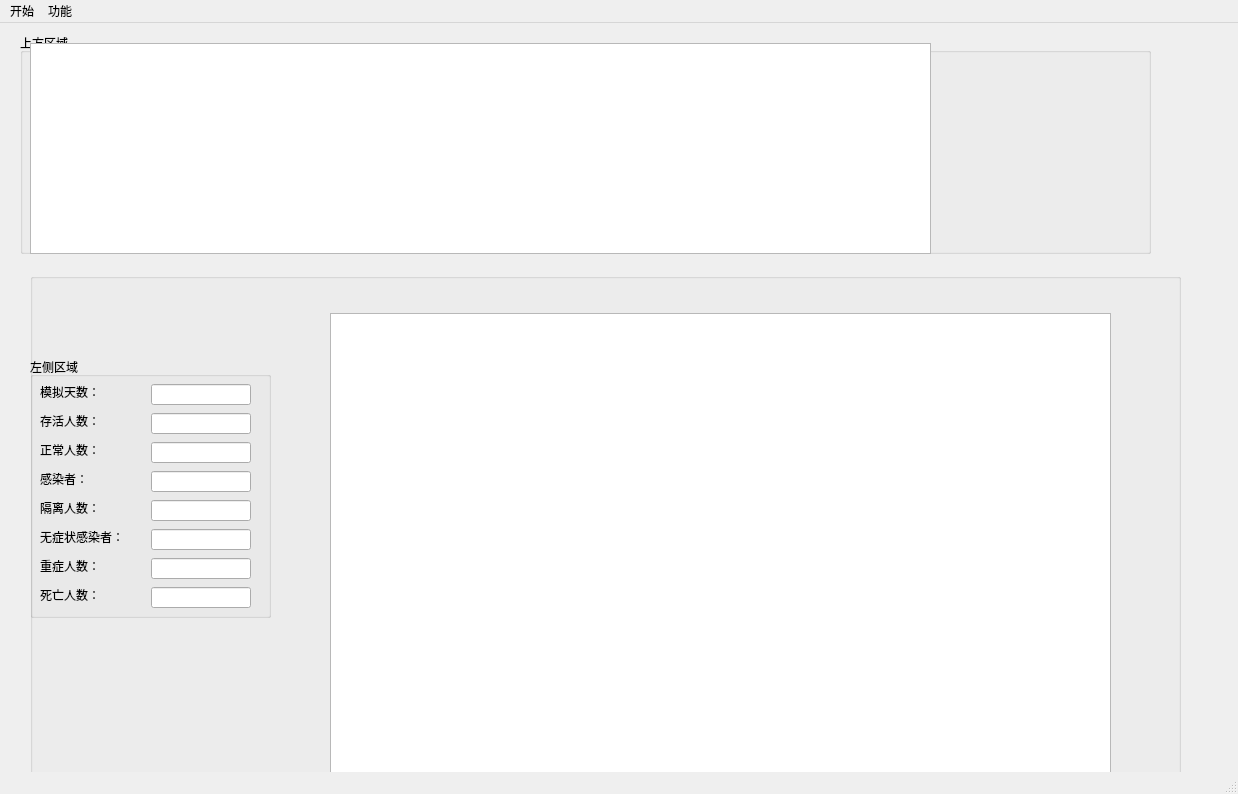
Above: mainProject/mainwindow.ui from Echooo-294/Epidemic-Simulation before the change. Below: the same form after it.
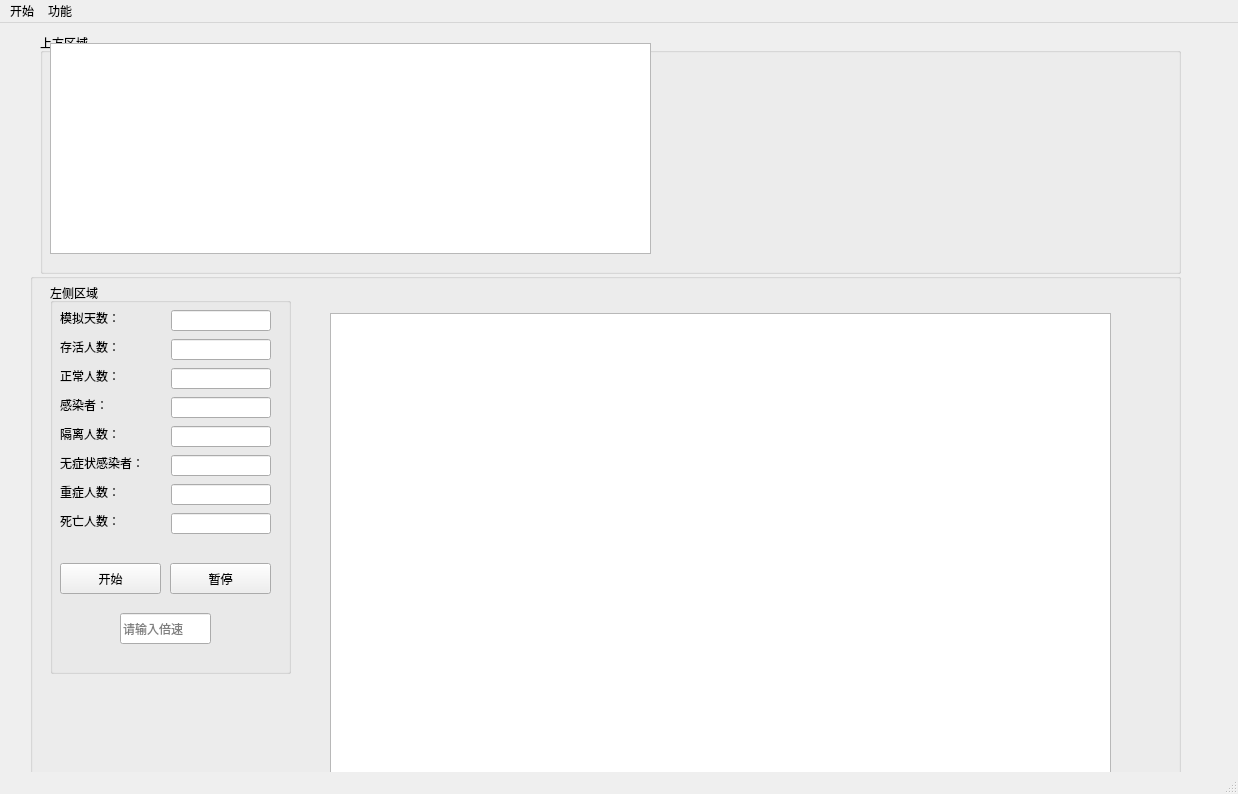
That is the form after the change. Custom widgets are drawn as their Qt base class.

Commit message: 添加了几个按钮，优化了下图表

```diff
--- a/mainProject/mainwindow.ui
+++ b/mainProject/mainwindow.ui
@@ -17,10 +17,10 @@
    <widget class="QGroupBox" name="groupBox">
     <property name="geometry">
      <rect>
-      <x>20</x>
+      <x>40</x>
       <y>10</y>
-      <width>1131</width>
-      <height>221</height>
+      <width>1141</width>
+      <height>241</height>
      </rect>
     </property>
     <property name="title">
@@ -31,7 +31,7 @@
       <rect>
        <x>10</x>
        <y>10</y>
-       <width>901</width>
+       <width>601</width>
        <height>211</height>
       </rect>
      </property>
@@ -52,10 +52,10 @@
     <widget class="QGroupBox" name="groupBox_2">
      <property name="geometry">
       <rect>
-       <x>0</x>
-       <y>84</y>
+       <x>20</x>
+       <y>10</y>
        <width>241</width>
-       <height>261</height>
+       <height>391</height>
       </rect>
      </property>
      <property name="title">
@@ -275,6 +275,51 @@
        <bool>true</bool>
       </property>
      </widget>
+     <widget class="QPushButton" name="pushButton_2">
+      <property name="geometry">
+       <rect>
+        <x>10</x>
+        <y>280</y>
+        <width>101</width>
+        <height>31</height>
+       </rect>
+      </property>
+      <property name="text">
+       <string>开始</string>
+      </property>
+     </widget>
+     <widget class="QPushButton" name="pushButton">
+      <property name="geometry">
+       <rect>
+        <x>120</x>
+        <y>280</y>
+        <width>101</width>
+        <height>31</height>
+       </rect>
+      </property>
+      <property name="text">
+       <string>暂停</string>
+      </property>
+     </widget>
+     <widget class="QLineEdit" name="lineEdit_9">
+      <property name="geometry">
+       <rect>
+        <x>70</x>
+        <y>330</y>
+        <width>91</width>
+        <height>31</height>
+       </rect>
+      </property>
+      <property name="inputMask">
+       <string/>
+      </property>
+      <property name="text">
+       <string/>
+      </property>
+      <property name="placeholderText">
+       <string>请输入倍速</string>
+      </property>
+     </widget>
     </widget>
     <widget class="MapQGraphics" name="mapView">
      <property name="geometry">
```
The commit also changes 4 other files.
